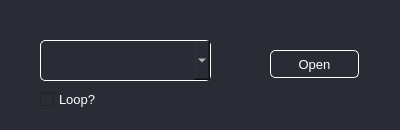
Old version of the form sequenceSelectionWindow.ui in the repository 68Duck/PiDMX.
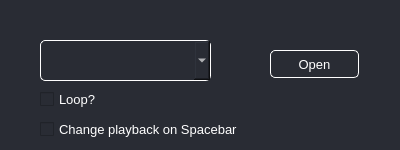
New version of the form.

Commit message: Added ability to move sequence queues with spacebar

What changed in the file:
```diff
--- a/sequenceSelectionWindow.ui
+++ b/sequenceSelectionWindow.ui
@@ -7,7 +7,7 @@
     <x>0</x>
     <y>0</y>
     <width>400</width>
-    <height>130</height>
+    <height>150</height>
    </rect>
   </property>
   <property name="windowTitle">
@@ -87,6 +87,24 @@
     <string>Loop?</string>
    </property>
   </widget>
+  <widget class="QCheckBox" name="spacebarCheckBox">
+   <property name="geometry">
+    <rect>
+     <x>40</x>
+     <y>120</y>
+     <width>211</width>
+     <height>18</height>
+    </rect>
+   </property>
+   <property name="font">
+    <font>
+     <pointsize>10</pointsize>
+    </font>
+   </property>
+   <property name="text">
+    <string>Change playback on Spacebar</string>
+   </property>
+  </widget>
  </widget>
  <resources/>
  <connections/>
```
The commit also changes 2 other files.
